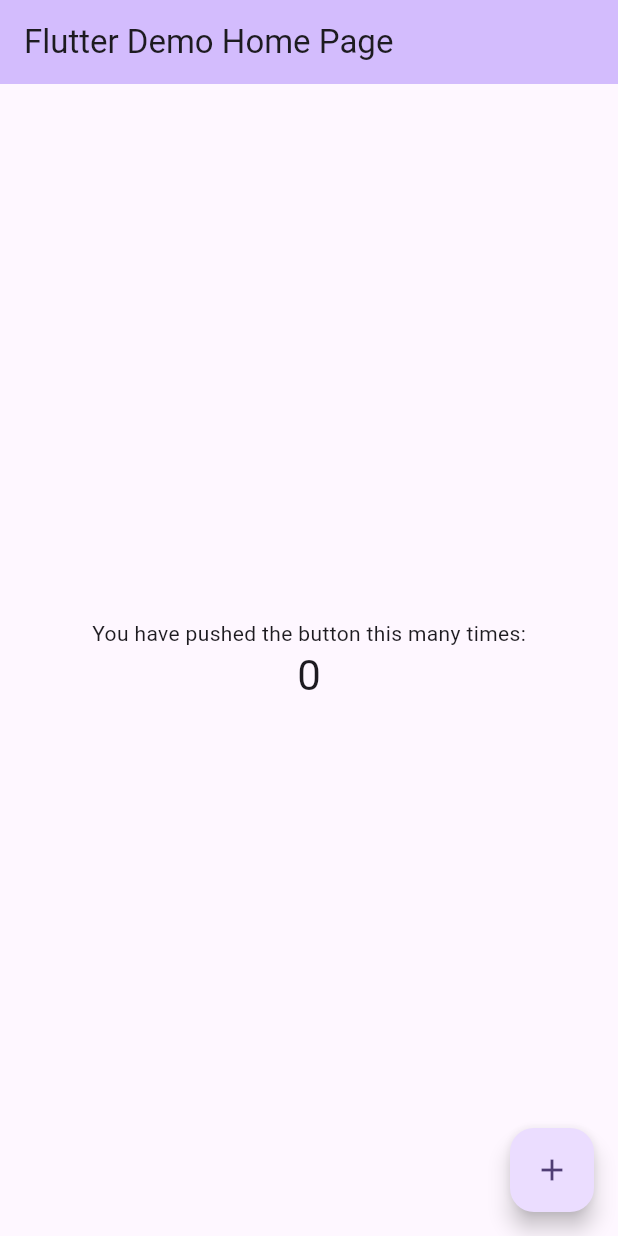
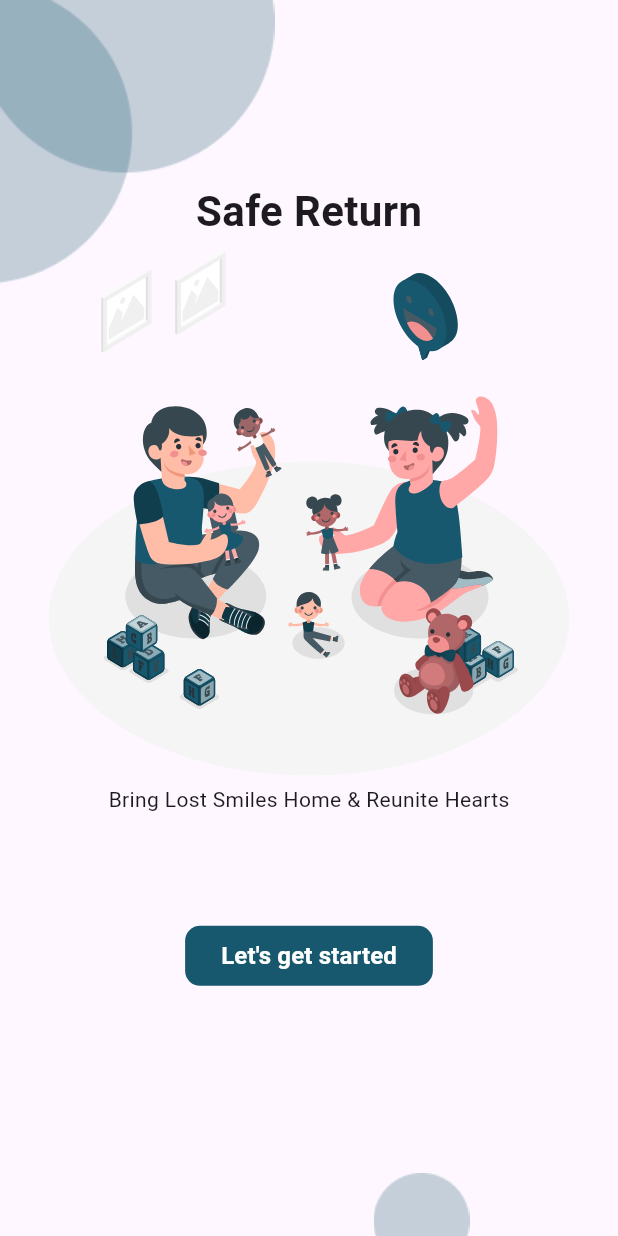
Before and after one commit to TimileyinBakare/Safe-Return, a Flutter app: the screen it shows after launch, on a phone screen of 412 x 824 dp. Run offline on Flutter 3.47's test engine with Material 3 defaults, Android fonts, the phone set to English and light mode, and no system bars; our stand-ins replace flutter_svg.

Commit message:
new change for the safe lock

```diff
--- a/lib/main.dart
+++ b/lib/main.dart
@@ -1,4 +1,8 @@
 import 'package:flutter/material.dart';
+import 'package:flutter/widgets.dart';
+import 'package:flutter_svg/svg.dart';
+import 'package:safereturn/shared/res/asset.dart';
+import 'package:safereturn/shared/res/color.dart';
 
 void main() {
   runApp(const MyApp());
@@ -13,113 +17,83 @@
     return MaterialApp(
       title: 'Flutter Demo',
       theme: ThemeData(
-        // This is the theme of your application.
-        //
-        // TRY THIS: Try running your application with "flutter run". You'll see
-        // the application has a purple toolbar. Then, without quitting the app,
-        // try changing the seedColor in the colorScheme below to Colors.green
-        // and then invoke "hot reload" (save your changes or press the "hot
-        // reload" button in a Flutter-supported IDE, or press "r" if you used
-        // the command line to start the app).
-        //
-        // Notice that the counter didn't reset back to zero; the application
-        // state is not lost during the reload. To reset the state, use hot
-        // restart instead.
-        //
-        // This works for code too, not just values: Most code changes can be
-        // tested with just a hot reload.
         colorScheme: ColorScheme.fromSeed(seedColor: Colors.deepPurple),
         useMaterial3: true,
       ),
-      home: const MyHomePage(title: 'Flutter Demo Home Page'),
+      home: const SplashScreen(),
     );
   }
 }
 
-class MyHomePage extends StatefulWidget {
-  const MyHomePage({super.key, required this.title});
-
-  // This widget is the home page of your application. It is stateful, meaning
-  // that it has a State object (defined below) that contains fields that affect
-  // how it looks.
-
-  // This class is the configuration for the state. It holds the values (in this
-  // case the title) provided by the parent (in this case the App widget) and
-  // used by the build method of the State. Fields in a Widget subclass are
-  // always marked "final".
-
-  final String title;
-
-  @override
-  State<MyHomePage> createState() => _MyHomePageState();
-}
-
-class _MyHomePageState extends State<MyHomePage> {
-  int _counter = 0;
-
-  void _incrementCounter() {
-    setState(() {
-      // This call to setState tells the Flutter framework that something has
-      // changed in this State, which causes it to rerun the build method below
-      // so that the display can reflect the updated values. If we changed
-      // _counter without calling setState(), then the build method would not be
-      // called again, and so nothing would appear to happen.
-      _counter++;
-    });
-  }
+class SplashScreen extends StatelessWidget {
+  const SplashScreen({super.key});
 
   @override
   Widget build(BuildContext context) {
-    // This method is rerun every time setState is called, for instance as done
-    // by the _incrementCounter method above.
-    //
-    // The Flutter framework has been optimized to make rerunning build methods
-    // fast, so that you can just rebuild anything that needs updating rather
-    // than having to individually change instances of widgets.
     return Scaffold(
-      appBar: AppBar(
-        // TRY THIS: Try changing the color here to a specific color (to
-        // Colors.amber, perhaps?) and trigger a hot reload to see the AppBar
-        // change color while the other colors stay the same.
-        backgroundColor: Theme.of(context).colorScheme.inversePrimary,
-        // Here we take the value from the MyHomePage object that was created by
-        // the App.build method, and use it to set our appbar title.
-        title: Text(widget.title),
+      body: Stack(
+        children: [
+          const Image(
+            image: AssetImage(AppAssets.onboarding1),
           ),
-      body: Center(
-        // Center is a layout widget. It takes a single child and positions it
-        // in the middle of the parent.
-        child: Column(
-          // Column is also a layout widget. It takes a list of children and
-          // arranges them vertically. By default, it sizes itself to fit its
-          // children horizontally, and tries to be as tall as its parent.
-          //
-          // Column has various properties to control how it sizes itself and
-          // how it positions its children. Here we use mainAxisAlignment to
-          // center the children vertically; the main axis here is the vertical
-          // axis because Columns are vertical (the cross axis would be
-          // horizontal).
-          //
-          // TRY THIS: Invoke "debug painting" (choose the "Toggle Debug Paint"
-          // action in the IDE, or press "p" in the console), to see the
-          // wireframe for each widget.
-          mainAxisAlignment: MainAxisAlignment.center,
-          children: <Widget>[
+          Column(
+            children: [
+              const Spacer(),
               const Text(
-              'You have pushed the button this many times:',
+                "Safe Return",
+                style: TextStyle(
+                  fontWeight: FontWeight.bold,
+                  fontSize: 28,
                 ),
-            Text(
-              '$_counter',
-              style: Theme.of(context).textTheme.headlineMedium,
+              ),
+              Expanded(
+                flex: 3,
+                child: SvgPicture.asset(
+                  AppAssets.onboarding,
+                  fit: BoxFit.fitWidth,
+                ),
+              ),
+              const Text("Bring Lost Smiles Home & Reunite Hearts"),
+              const SizedBox(
+                height: 70,
+              ),
+              ElevatedButton(
+                onPressed: null,
+                style: ButtonStyle(
+                  shape: MaterialStateProperty.all<RoundedRectangleBorder>(
+                    RoundedRectangleBorder(
+                      borderRadius: BorderRadius.circular(10),
+                    ),
+                  ),
+                  backgroundColor: MaterialStateProperty.all(
+                    const Color(
+                      AppColor.button_Color,
+                    ),
+                  ),
+                ),
+                child: const Text(
+                  "Let's get started",
+                  style: TextStyle(
+                    color: Colors.white,
+                    fontWeight: FontWeight.bold,
+                    fontSize: 16,
+                  ),
+                ),
+              ),
+              Flexible(
+                child: Container(),
+              ),
+              Container(
+                margin: const EdgeInsets.only(left: 150),
+                child: const Image(
+                  alignment: Alignment.bottomRight,
+                  image: AssetImage(AppAssets.onboarding2),
+                ),
               ),
             ],
           ),
+        ],
       ),
-      floatingActionButton: FloatingActionButton(
-        onPressed: _incrementCounter,
-        tooltip: 'Increment',
-        child: const Icon(Icons.add),
-      ), // This trailing comma makes auto-formatting nicer for build methods.
     );
   }
 }
--- /dev/null
+++ b/lib/shared/res/asset.dart
@@ -0,0 +1,5 @@
+class AppAssets {
+  static const onboarding = "assets/svg/amico.svg";
+  static const onboarding1 = "assets/eclipseframe.png";
+  static const onboarding2 = "assets/eclipse8.png";
+}
--- /dev/null
+++ b/lib/shared/res/color.dart
@@ -0,0 +1,5 @@
+import 'package:flutter/material.dart';
+
+class AppColor {
+  static const button_Color = 0xff17586E;
+}
```
Also changed, not shown: pubspec.yaml (+6 -38 lines), assets/eclipse8.png (added), assets/eclipseframe.png (added), assets/svg/amico.svg (added), lib/src/modules/auth/onboarding.dart (added), pubspec.lock, 10 other files. Lines whose indentation alone changed are shown as unchanged.
